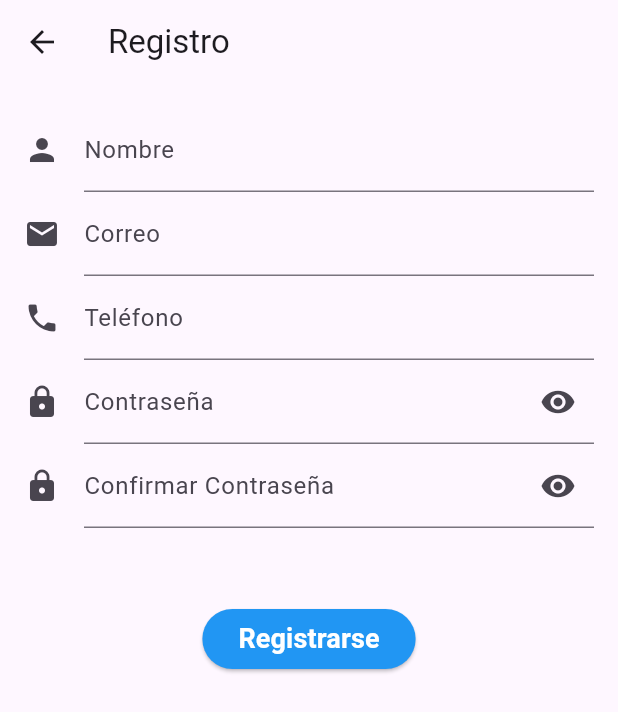
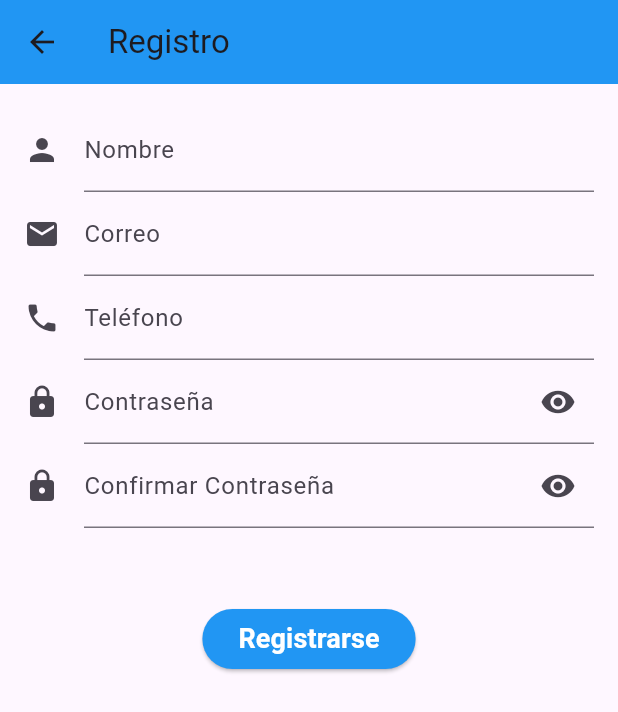
Before and after one commit to edwinacosta99/myapp, a Flutter app: the screen it shows after launch, after a tap on "¡Regístrate!", on a phone screen of 412 x 824 dp. Shown: the top 712 px of the screen. Run offline on Flutter 3.47's test engine with Material 3 defaults, Android fonts, the phone set to English and light mode, and no system bars.

Commit message:
sexta publicacion app

```diff
--- a/lib/iniciosesion.dart
+++ b/lib/iniciosesion.dart
@@ -28,7 +28,8 @@ class _LoginScreenState extends State<LoginScreen> {
   Widget build(BuildContext context) {
     return Scaffold(
       appBar: AppBar(
-        title: Text('Inicio de Sesión'),
+        backgroundColor: Colors.blue,
+        title: const Text('Inicio de Sesión'),
       ),
       body: Padding(
         padding: EdgeInsets.all(16.0),
--- a/lib/registro.dart
+++ b/lib/registro.dart
@@ -37,6 +37,7 @@ class _RegisterScreenState extends State<RegisterScreen> {
   Widget build(BuildContext context) {
     return Scaffold(
       appBar: AppBar(
+        backgroundColor: Colors.blue,
         title: Text('Registro'),
       ),
       body: Padding(
```
